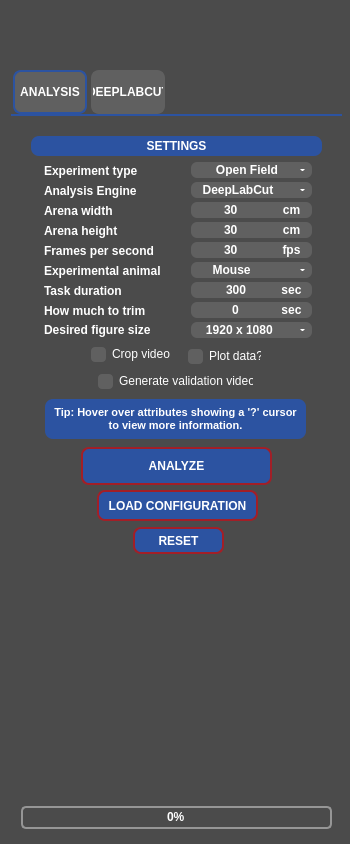
The window that src/behavython/gui/assets/ui/behavython_gui.ui (mrdrzit/behavython) describes before a commit, drawn with Qt 5.
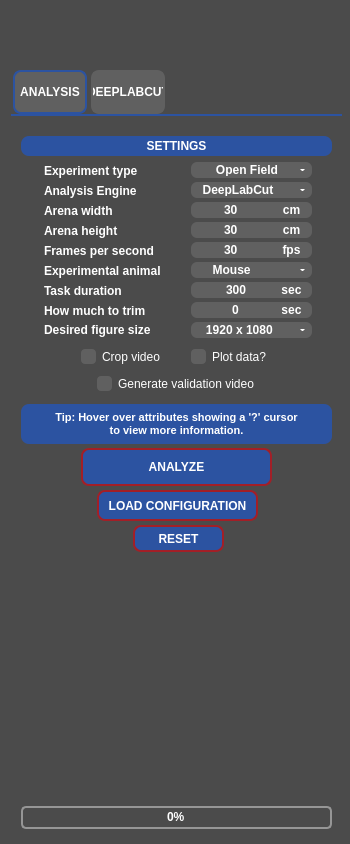
The same window after the commit. The open tabs and pages were chosen to show the change. Icons and pictures are not drawn.

Patch:
```diff
--- a/src/behavython/gui/assets/ui/behavython_gui.ui
+++ b/src/behavython/gui/assets/ui/behavython_gui.ui
@@ -160,9 +160,9 @@
     <widget class="QLabel" name="label_1">
      <property name="geometry">
       <rect>
-       <x>20</x>
+       <x>10</x>
        <y>20</y>
-       <width>291</width>
+       <width>311</width>
        <height>20</height>
       </rect>
      </property>
@@ -770,9 +770,9 @@
     <widget class="QLabel" name="label_13">
      <property name="geometry">
       <rect>
-       <x>34</x>
-       <y>283</y>
-       <width>261</width>
+       <x>10</x>
+       <y>288</y>
+       <width>311</width>
        <height>40</height>
       </rect>
      </property>
@@ -784,7 +784,7 @@
      </property>
      <property name="maximumSize">
       <size>
-       <width>300</width>
+       <width>311</width>
        <height>200</height>
       </size>
      </property>
@@ -810,10 +810,10 @@
     <widget class="QCheckBox" name="plot_data_checkbox">
      <property name="geometry">
       <rect>
-       <x>177</x>
-       <y>232</y>
-       <width>73</width>
-       <height>16</height>
+       <x>180</x>
+       <y>230</y>
+       <width>91</width>
+       <height>21</height>
       </rect>
      </property>
      <property name="cursor">
@@ -835,10 +835,10 @@
     <widget class="QCheckBox" name="crop_video_checkbox">
      <property name="geometry">
       <rect>
-       <x>80</x>
+       <x>70</x>
        <y>230</y>
-       <width>79</width>
-       <height>16</height>
+       <width>91</width>
+       <height>21</height>
       </rect>
      </property>
      <property name="cursor">
@@ -909,7 +909,7 @@
      <property name="geometry">
       <rect>
        <x>122</x>
-       <y>411</y>
+       <y>409</y>
        <width>91</width>
        <height>27</height>
       </rect>
@@ -937,7 +937,7 @@
      <property name="geometry">
       <rect>
        <x>70</x>
-       <y>331</y>
+       <y>332</y>
        <width>191</width>
        <height>38</height>
       </rect>
@@ -964,10 +964,10 @@
      </property>
      <property name="geometry">
       <rect>
-       <x>87</x>
+       <x>86</x>
        <y>257</y>
-       <width>155</width>
-       <height>16</height>
+       <width>170</width>
+       <height>21</height>
       </rect>
      </property>
      <property name="cursor">
```
Left out of the diff: 32 changed lines with no effect on the pictures.
